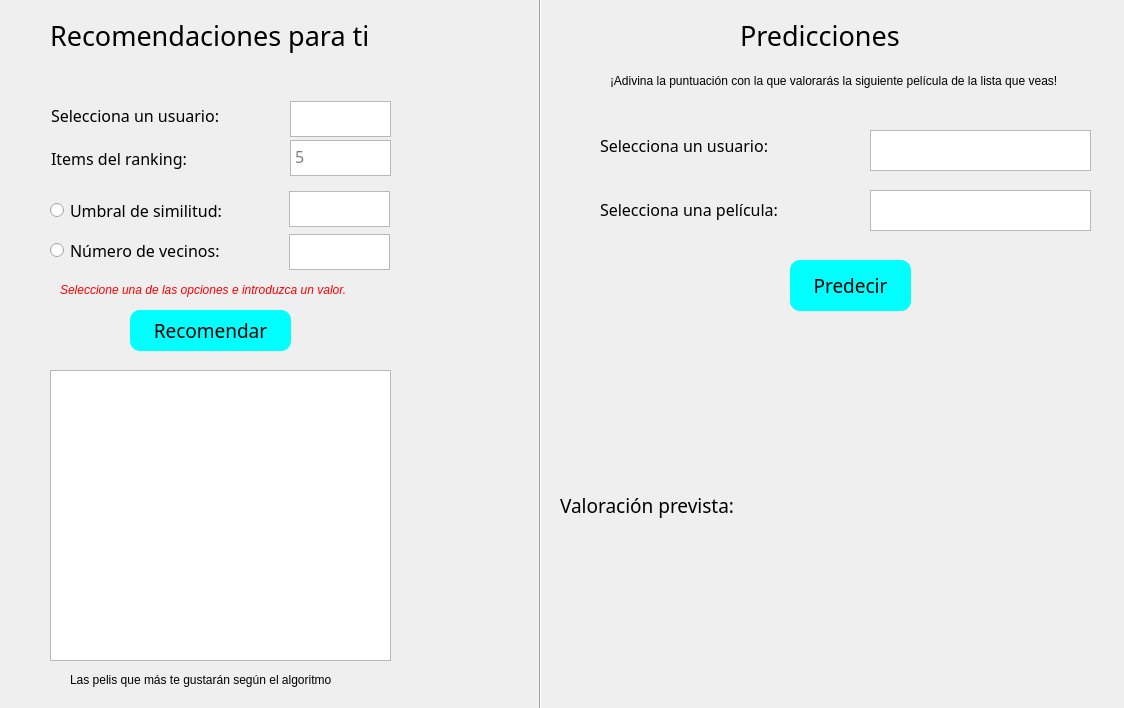
The window that Interface/main.ui (alvarobarriada/RecomendadorPeliculas) describes before a commit, drawn with Qt 5.
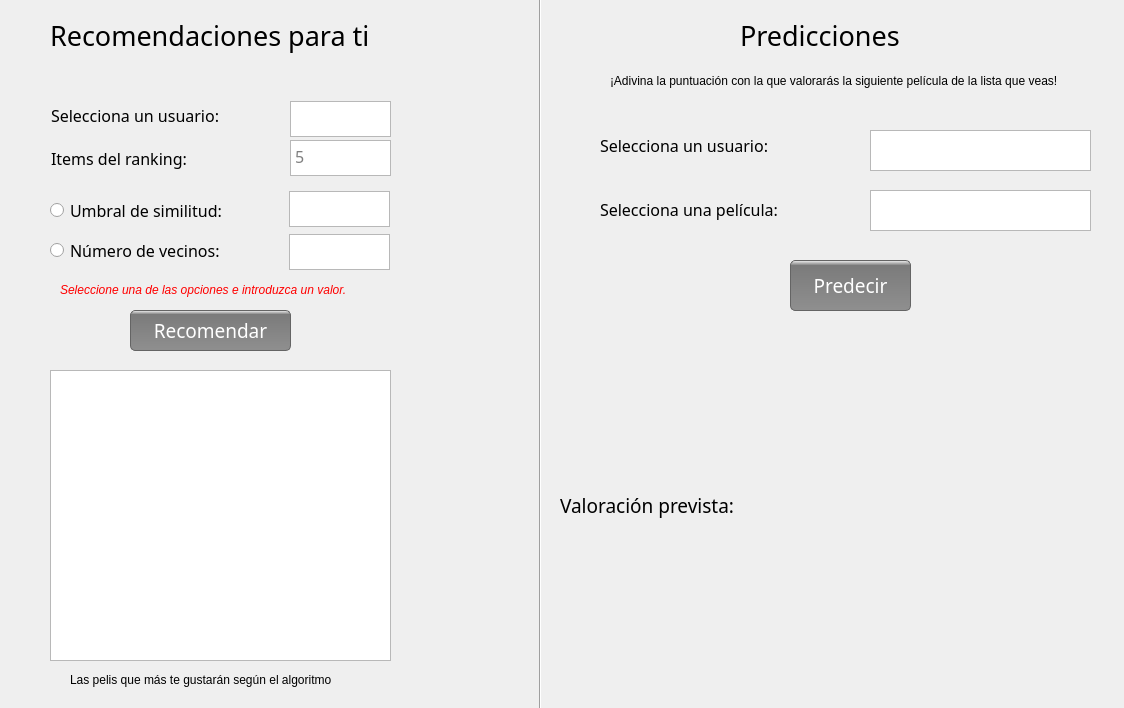
The same window after the commit. Icons and pictures are not drawn.

Commit message: Botones actualizados

```diff
--- a/Interface/main.ui
+++ b/Interface/main.ui
@@ -39,9 +39,11 @@
      </font>
     </property>
     <property name="styleSheet">
-     <string notr="true">border-radius:10px;
-background-color:cyan;
-color:black;</string>
+     <string notr="true">border-radius: 5px;
+padding: 0.2em 0.2em 0.3em 0.2em;
+border: 1px solid rgb(100, 100, 100);
+background: qlineargradient(x1:0, y1:0, x2:0, y2:1,  stop:0 #f4f4f4, stop:0.1 #7B7B7B, stop:1 #8F8F8F);
+color: white;</string>
     </property>
     <property name="text">
      <string>Recomendar</string>
@@ -63,9 +65,11 @@
      </font>
     </property>
     <property name="styleSheet">
-     <string notr="true">border-radius:10px;
-background-color:cyan;
-color:black;</string>
+     <string notr="true">border-radius: 5px;
+padding: 0.2em 0.2em 0.3em 0.2em;
+border: 1px solid rgb(100, 100, 100);
+background: qlineargradient(x1:0, y1:0, x2:0, y2:1,  stop:0 #f4f4f4, stop:0.1 #7B7B7B, stop:1 #8F8F8F);
+color: white;</string>
     </property>
     <property name="text">
      <string>Predecir</string>
```
